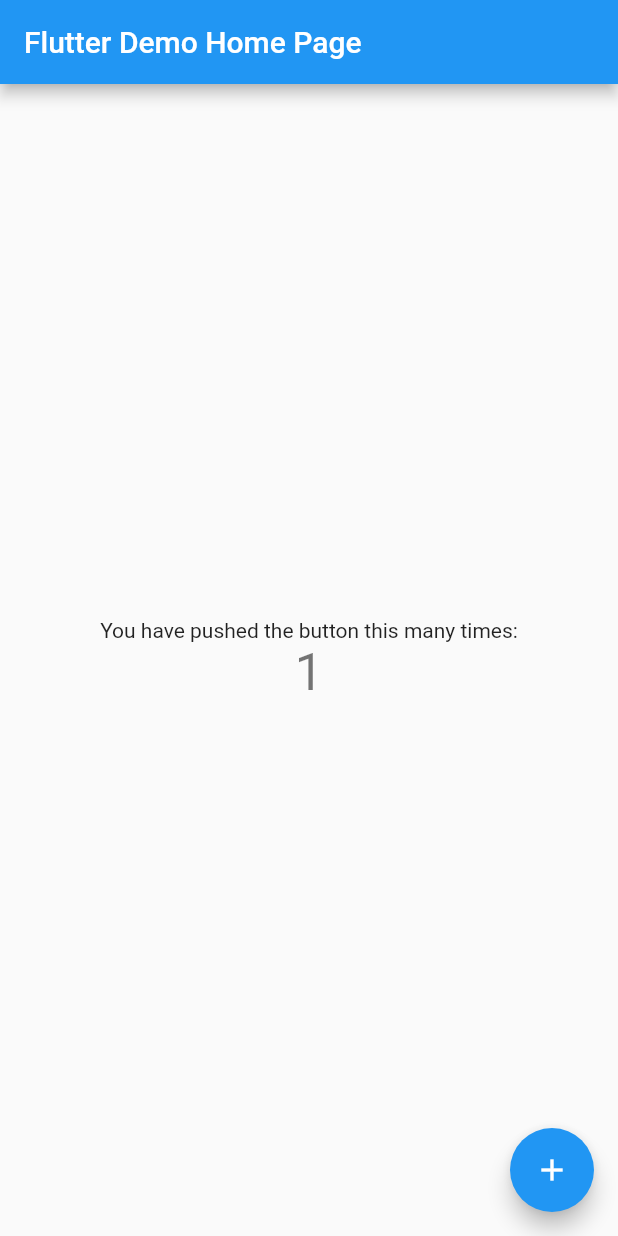
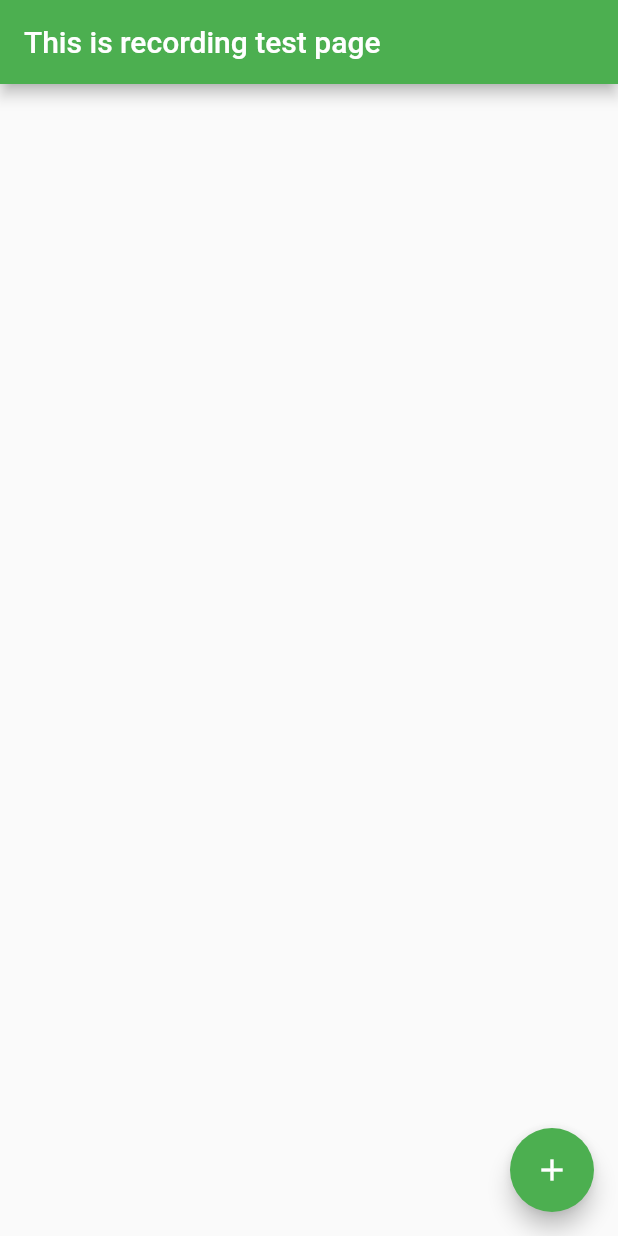
Before and after one commit to shmaiii/epilog-ubclaunchpad, a Flutter app: the screen it shows after launch, after a tap on the "add" icon, on a phone screen of 412 x 824 dp. Run offline on Flutter 3.47's test engine with Material 2 defaults, Android fonts, the phone set to English and light mode, and no system bars; our stand-ins replace image_picker.

Commit message:
added package, rendered recording (bugs in local cache)

```diff
--- a/client/lib/main.dart
+++ b/client/lib/main.dart
@@ -1,4 +1,6 @@
 import 'package:flutter/material.dart';
+import 'package:image_picker/image_picker.dart';
+import 'dart:io';
 
 void main() {
   runApp(const MyApp());
@@ -13,103 +15,64 @@ class MyApp extends StatelessWidget {
     return MaterialApp(
       title: 'Flutter Demo',
       theme: ThemeData(
-        // This is the theme of your application.
-        //
-        // Try running your application with "flutter run". You'll see the
-        // application has a blue toolbar. Then, without quitting the app, try
-        // changing the primarySwatch below to Colors.green and then invoke
-        // "hot reload" (press "r" in the console where you ran "flutter run",
-        // or simply save your changes to "hot reload" in a Flutter IDE).
-        // Notice that the counter didn't reset back to zero; the application
-        // is not restarted.
-        primarySwatch: Colors.blue,
+        primarySwatch: Colors.green,
       ),
-      home: const MyHomePage(title: 'Flutter Demo Home Page'),
+      home: RecordingPage(),
     );
   }
 }
 
-class MyHomePage extends StatefulWidget {
-  const MyHomePage({super.key, required this.title});
-
-  // This widget is the home page of your application. It is stateful, meaning
-  // that it has a State object (defined below) that contains fields that affect
-  // how it looks.
-
-  // This class is the configuration for the state. It holds the values (in this
-  // case the title) provided by the parent (in this case the App widget) and
-  // used by the build method of the State. Fields in a Widget subclass are
-  // always marked "final".
-
-  final String title;
+class RecordingPage extends StatefulWidget {
+  //const RecordingPage({super.key});
+  String title = "This is recording test page";
 
   @override
-  State<MyHomePage> createState() => _MyHomePageState();
+  State<RecordingPage> createState() => _RecordingPageState();
 }
 
-class _MyHomePageState extends State<MyHomePage> {
-  int _counter = 0;
+class _RecordingPageState extends State<RecordingPage> {
+  List<String> videos = <String>[]; // store video file paths
 
-  void _incrementCounter() {
+  bool _imagePickerActive = false;
+  final ImagePicker _picker = ImagePicker();
+
+  void takeVideo() async {
+    if (_imagePickerActive) return;
+    _imagePickerActive = true;
+
+    final XFile ? videoFile = await _picker.pickVideo(source: ImageSource.camera);
+    _imagePickerActive = false;
+
+    if (videoFile == null) return;
     setState(() {
-      // This call to setState tells the Flutter framework that something has
-      // changed in this State, which causes it to rerun the build method below
-      // so that the display can reflect the updated values. If we changed
-      // _counter without calling setState(), then the build method would not be
-      // called again, and so nothing would appear to happen.
-      _counter++;
+      videos.add(videoFile.path);
     });
+
   }
-
   @override
   Widget build(BuildContext context) {
-    // This method is rerun every time setState is called, for instance as done
-    // by the _incrementCounter method above.
-    //
-    // The Flutter framework has been optimized to make rerunning build methods
-    // fast, so that you can just rebuild anything that needs updating rather
-    // than having to individually change instances of widgets.
     return Scaffold(
       appBar: AppBar(
-        // Here we take the value from the MyHomePage object that was created by
-        // the App.build method, and use it to set our appbar title.
         title: Text(widget.title),
-      ),
-      body: Center(
-        // Center is a layout widget. It takes a single child and positions it
-        // in the middle of the parent.
-        child: Column(
-          // Column is also a layout widget. It takes a list of children and
-          // arranges them vertically. By default, it sizes itself to fit its
-          // children horizontally, and tries to be as tall as its parent.
-          //
-          // Invoke "debug painting" (press "p" in the console, choose the
-          // "Toggle Debug Paint" action from the Flutter Inspector in Android
-          // Studio, or the "Toggle Debug Paint" command in Visual Studio Code)
-          // to see the wireframe for each widget.
-          //
-          // Column has various properties to control how it sizes itself and
-          // how it positions its children. Here we use mainAxisAlignment to
-          // center the children vertically; the main axis here is the vertical
-          // axis because Columns are vertical (the cross axis would be
-          // horizontal).
-          mainAxisAlignment: MainAxisAlignment.center,
-          children: <Widget>[
-            const Text(
-              'You have pushed the button this many times:',
+        ),
+        body: Center(
+          child: ListView.builder(
+            padding: const EdgeInsets.all(8),
+            itemCount: videos.length,
+            itemBuilder: (BuildContext context, int index) {
+              return Card(
+                child: Container(
+                  padding: const EdgeInsets.all(8),
+                  child: Center(child: Text(index.toString()))
+                ),
+              );
+            },
+          ),),
+          floatingActionButton: FloatingActionButton(
+            onPressed: takeVideo,
+            tooltip: 'Take Video',
+            child: const Icon(Icons.add),
             ),
-            Text(
-              '$_counter',
-              style: Theme.of(context).textTheme.headline4,
-            ),
-          ],
-        ),
-      ),
-      floatingActionButton: FloatingActionButton(
-        onPressed: _incrementCounter,
-        tooltip: 'Increment',
-        child: const Icon(Icons.add),
-      ), // This trailing comma makes auto-formatting nicer for build methods.
     );
   }
 }
```
Also changed, not shown: client/pubspec.yaml (+5 -3 lines), client/pubspec.lock, 1 other file.
